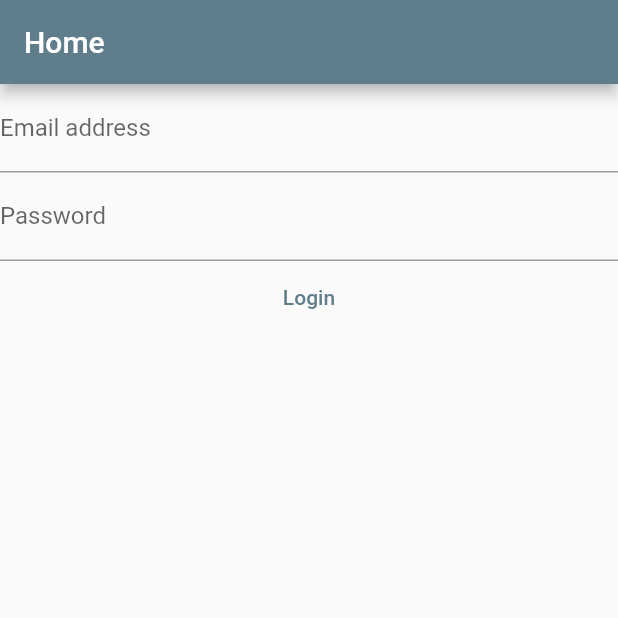
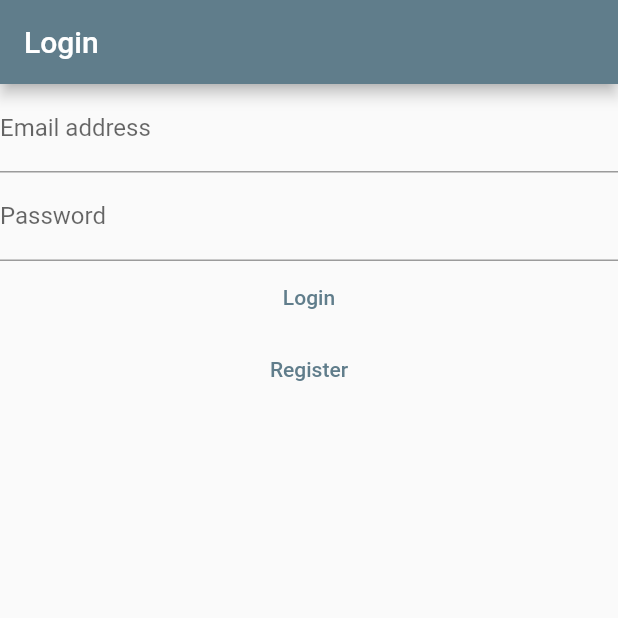
Before and after one commit to malcolmsgc/mynotes, a Flutter app: the screen it shows after launch, on a phone screen of 412 x 824 dp, the top half of it. Run offline on Flutter 3.47's test engine with Material 2 defaults, Android fonts, the phone set to English and light mode, and no system bars; our stand-ins replace firebase_auth, firebase_core; accounts and stored records are empty.

Commit message:
login & register routes

```diff
--- a/lib/main.dart
+++ b/lib/main.dart
@@ -3,6 +3,8 @@ import 'package:firebase_core/firebase_core.dart';
 import 'package:flutter/material.dart';
 import 'package:mynotes/firebase_options.dart';
 import 'package:mynotes/views/login_view.dart';
+import 'package:mynotes/views/register_view.dart';
+import 'package:mynotes/views/verify_email_view.dart';
 
 void main() {
   WidgetsFlutterBinding.ensureInitialized();
@@ -12,6 +14,10 @@ void main() {
       primarySwatch: Colors.blueGrey,
     ),
     home: const HomeScreen(),
+    routes: {
+      '/login/': (context) => const LoginView(),
+      '/register/': (context) => const RegisterView(),
+    },
   ));
 }
 
@@ -20,12 +26,7 @@ class HomeScreen extends StatelessWidget {
 
   @override
   Widget build(BuildContext context) {
-    return Scaffold(
-      appBar: AppBar(
-        title: const Text('Home'),
-        backgroundColor: Colors.blueGrey,
-      ),
-      body: FutureBuilder(
+    return FutureBuilder(
       future: Firebase.initializeApp(
         options: DefaultFirebaseOptions.currentPlatform,
       ),
@@ -34,46 +35,25 @@ class HomeScreen extends StatelessWidget {
           case ConnectionState.done:
             final user = FirebaseAuth.instance.currentUser;
             print(user);
+            if (user != null) {
+              if (user.emailVerified) {
+                print('Email verified');
+                // return const LoginView();
+                return const Text('Logged in');
+              } else {
+                print('Email verification outstanding');
+                return const VerifyEmailView();
+              }
+            } else {
+              // Navigator.of(context)
+              //     .pushNamedAndRemoveUntil('/login/', (route) => false);
               return const LoginView();
+            }
           default:
             return const Text('Loading');
+          // return const CircularProgressIndicator();
         }
       },
-      ),
     );
   }
 }
-
-class VerifyEmailView extends StatefulWidget {
-  const VerifyEmailView({Key? key}) : super(key: key);
-
-  @override
-  State<VerifyEmailView> createState() => _VerifyEmailViewState();
-}
-
-void setUserListener() {
-  final user = FirebaseAuth.instance.authStateChanges().listen((User? user) {
-    if (user != null) {
-      user.reload();
-      print(user.emailVerified);
-    }
-  });
-}
-
-class _VerifyEmailViewState extends State<VerifyEmailView> {
-  @override
-  Widget build(BuildContext context) {
-    return Column(
-      children: [
-        const Text('Verify email'),
-        TextButton(
-            onPressed: () async {
-              print('Button press');
-              final user = FirebaseAuth.instance.currentUser;
-              await user?.sendEmailVerification();
-            },
-            child: const Text('Send'))
-      ],
-    );
-  }
-}
--- a/lib/views/login_view.dart
+++ b/lib/views/login_view.dart
@@ -28,7 +28,11 @@ class _LoginViewState extends State<LoginView> {
 
   @override
   Widget build(BuildContext context) {
-    return Column(
+    return Scaffold(
+      appBar: AppBar(
+        title: const Text('Login'),
+      ),
+      body: Column(
         children: [
           TextField(
             controller: _email,
@@ -71,7 +75,14 @@ class _LoginViewState extends State<LoginView> {
             },
             child: const Text('Login'),
           ),
+          TextButton(
+              onPressed: () {
+                Navigator.of(context)
+                    .pushNamedAndRemoveUntil('/register/', (route) => false);
+              },
+              child: const Text('Register'))
         ],
+      ),
     );
   }
 }
--- a/lib/views/register_view.dart
+++ b/lib/views/register_view.dart
@@ -28,7 +28,11 @@ class _RegisterViewState extends State<RegisterView> {
 
   @override
   Widget build(BuildContext context) {
-    return Column(
+    return Scaffold(
+      appBar: AppBar(
+        title: const Text('Register'),
+      ),
+      body: Column(
         children: [
           TextField(
             controller: _email,
@@ -71,7 +75,14 @@ class _RegisterViewState extends State<RegisterView> {
             },
             child: const Text('Register'),
           ),
+          TextButton(
+              onPressed: () {
+                Navigator.of(context)
+                    .pushNamedAndRemoveUntil('/login/', (route) => false);
+              },
+              child: const Text('Go to login')),
         ],
+      ),
     );
   }
 }
```
Also changed, not shown: lib/views/verify_email_view.dart (added, +30 -0 lines). Lines whose indentation alone changed are shown as unchanged.
